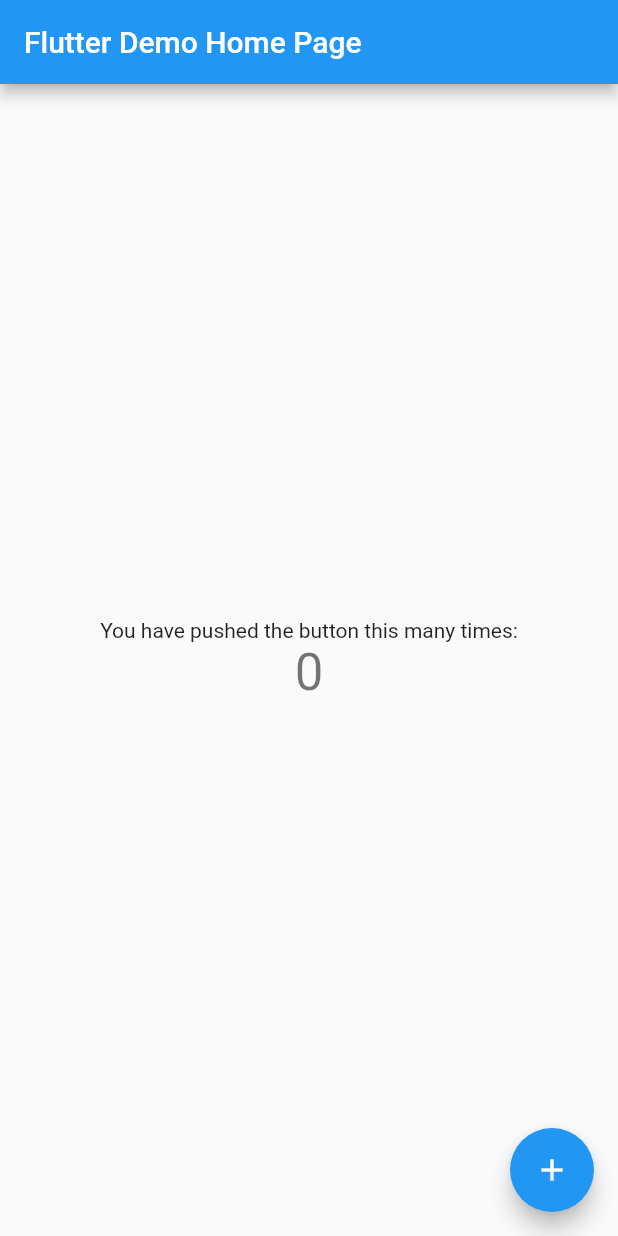
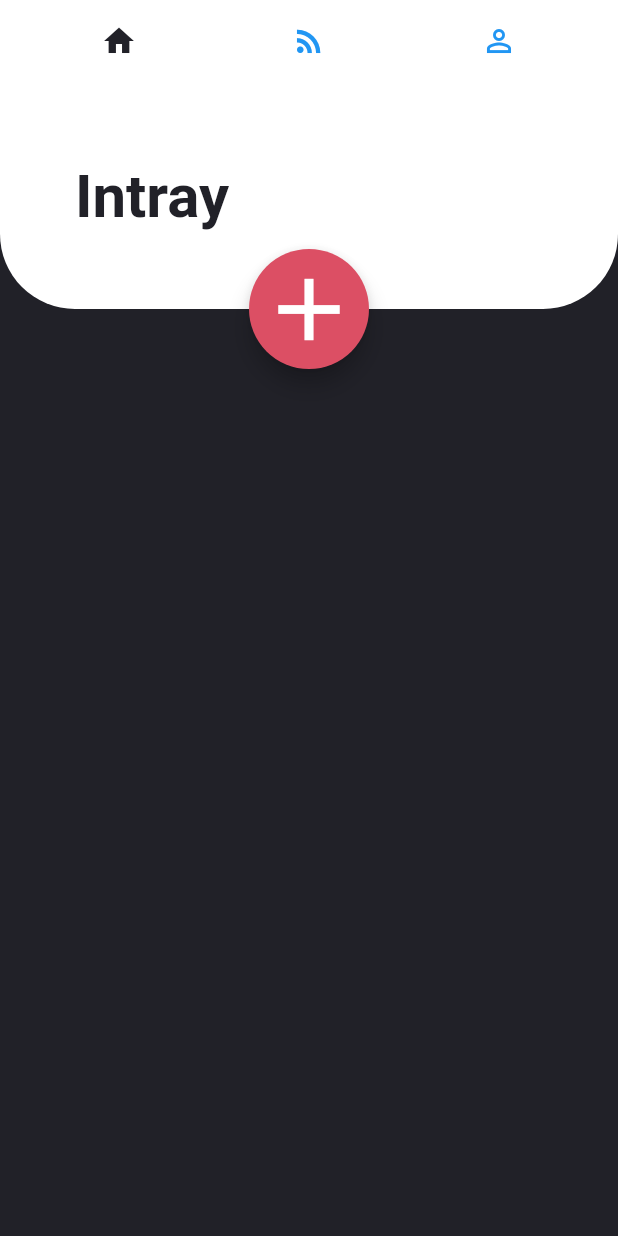
Before and after one commit to ParadoxPD/TodoApp, a Flutter app: the screen it shows after launch, on a phone screen of 412 x 824 dp. Run offline on Flutter 3.47's test engine with Material 2 defaults, Android fonts, the light colour scheme and no system bars; Roboto replaces fonts that are missing (Avenir).

Commit message:
Create intray top bar and button #2

```diff
--- a/App/lib/main.dart
+++ b/App/lib/main.dart
@@ -1,24 +1,15 @@
 import 'package:flutter/material.dart';
+import 'models/global.dart';
 
 void main() => runApp(MyApp());
 
 class MyApp extends StatelessWidget {
-  // This widget is the root of your application.
   @override
   Widget build(BuildContext context) {
     return MaterialApp(
       title: 'Flutter Demo',
       theme: ThemeData(
-        // This is the theme of your application.
-        //
-        // Try running your application with "flutter run". You'll see the
-        // application has a blue toolbar. Then, without quitting the app, try
-        // changing the primarySwatch below to Colors.green and then invoke
-        // "hot reload" (press "r" in the console where you ran "flutter run",
-        // or simply save your changes to "hot reload" in a Flutter IDE).
-        // Notice that the counter didn't reset back to zero; the application
-        // is not restarted.
-        primarySwatch: Colors.blue,
+        primarySwatch: Colors.grey,
       ),
       home: MyHomePage(title: 'Flutter Demo Home Page'),
     );
@@ -27,16 +18,6 @@
 
 class MyHomePage extends StatefulWidget {
   MyHomePage({Key key, this.title}) : super(key: key);
-
-  // This widget is the home page of your application. It is stateful, meaning
-  // that it has a State object (defined below) that contains fields that affect
-  // how it looks.
-
-  // This class is the configuration for the state. It holds the values (in this
-  // case the title) provided by the parent (in this case the App widget) and
-  // used by the build method of the State. Fields in a Widget subclass are
-  // always marked "final".
-
   final String title;
 
   @override
@@ -44,68 +25,93 @@
 }
 
 class _MyHomePageState extends State<MyHomePage> {
-  int _counter = 0;
-
-  void _incrementCounter() {
-    setState(() {
-      // This call to setState tells the Flutter framework that something has
-      // changed in this State, which causes it to rerun the build method below
-      // so that the display can reflect the updated values. If we changed
-      // _counter without calling setState(), then the build method would not be
-      // called again, and so nothing would appear to happen.
-      _counter++;
-    });
-  }
-
   @override
   Widget build(BuildContext context) {
-    // This method is rerun every time setState is called, for instance as done
-    // by the _incrementCounter method above.
-    //
-    // The Flutter framework has been optimized to make rerunning build methods
-    // fast, so that you can just rebuild anything that needs updating rather
-    // than having to individually change instances of widgets.
-    return Scaffold(
-      appBar: AppBar(
-        // Here we take the value from the MyHomePage object that was created by
-        // the App.build method, and use it to set our appbar title.
-        title: Text(widget.title),
-      ),
-      body: Center(
-        // Center is a layout widget. It takes a single child and positions it
-        // in the middle of the parent.
-        child: Column(
-          // Column is also a layout widget. It takes a list of children and
-          // arranges them vertically. By default, it sizes itself to fit its
-          // children horizontally, and tries to be as tall as its parent.
-          //
-          // Invoke "debug painting" (press "p" in the console, choose the
-          // "Toggle Debug Paint" action from the Flutter Inspector in Android
-          // Studio, or the "Toggle Debug Paint" command in Visual Studio Code)
-          // to see the wireframe for each widget.
-          //
-          // Column has various properties to control how it sizes itself and
-          // how it positions its children. Here we use mainAxisAlignment to
-          // center the children vertically; the main axis here is the vertical
-          // axis because Columns are vertical (the cross axis would be
-          // horizontal).
-          mainAxisAlignment: MainAxisAlignment.center,
-          children: <Widget>[
-            Text(
-              'You have pushed the button this many times:',
+    // TODO: implement build
+    return new MaterialApp(
+      color: Colors.yellow,
+      home: new SafeArea(
+        child: DefaultTabController(
+          length: 3,
+          child: new Scaffold(
+            body: Stack(
+              children: <Widget>[
+                TabBarView(
+                  children: [
+                    new Container(
+                      color: darkGreyColor,
+                    ),
+                    new Container(
+                      color: darkGreyColor,
+                    ),
+                    new Container(
+                      color: darkGreyColor,
+                    ),
+                  ],
+                ),
+                Container(
+                  padding: EdgeInsets.only(left: 50),
+                  height: 150,
+                  decoration: BoxDecoration(
+                    borderRadius: BorderRadius.only(
+                        bottomLeft: Radius.circular(50),
+                        bottomRight: Radius.circular(50)),
+                    color: Colors.white,
+                  ),
+                  child: Row(
+                    mainAxisAlignment: MainAxisAlignment.spaceBetween,
+                    children: <Widget>[
+                      Text(
+                        "Intray",
+                        style: intrayTitleStyle,
+                      ),
+                      Container(),
+                    ],
+                  ),
+                ),
+                Container(
+                  height: 80,
+                  width: 80,
+                  margin: EdgeInsets.only(
+                    top: 110,
+                    left: MediaQuery.of(context).size.width * 0.5 - 40,
+                  ),
+                  child: FloatingActionButton(
+                    child: Icon(
+                      Icons.add,
+                      size: 70,
+                    ),
+                    backgroundColor: redColor,
+                    onPressed: () {},
+                  ),
+                ),
+              ],
             ),
-            Text(
-              '$_counter',
-              style: Theme.of(context).textTheme.headline4,
+            appBar: AppBar(
+              elevation: 0,
+              title: new TabBar(
+                tabs: [
+                  Tab(
+                    icon: new Icon(Icons.home),
+                  ),
+                  Tab(
+                    icon: new Icon(Icons.rss_feed),
+                  ),
+                  Tab(
+                    icon: new Icon(Icons.perm_identity),
+                  ),
+                ],
+                labelColor: darkGreyColor,
+                unselectedLabelColor: Colors.blue,
+                indicatorSize: TabBarIndicatorSize.label,
+                indicatorPadding: EdgeInsets.all(5.0),
+                indicatorColor: Colors.transparent,
+              ),
+              backgroundColor: Colors.white,
             ),
-          ],
+          ),
         ),
       ),
-      floatingActionButton: FloatingActionButton(
-        onPressed: _incrementCounter,
-        tooltip: 'Increment',
-        child: Icon(Icons.add),
-      ), // This trailing comma makes auto-formatting nicer for build methods.
     );
   }
 }
--- /dev/null
+++ b/App/lib/models/global.dart
@@ -0,0 +1,11 @@
+import 'package:flutter/material.dart';
+
+Color darkGreyColor = new Color(0xff212128);
+Color redColor = new Color(0xffdc4f64);
+
+TextStyle intrayTitleStyle = new TextStyle(
+  fontFamily: 'Avenir',
+  fontWeight: FontWeight.bold,
+  color: darkGreyColor,
+  fontSize: 40,
+);
```
